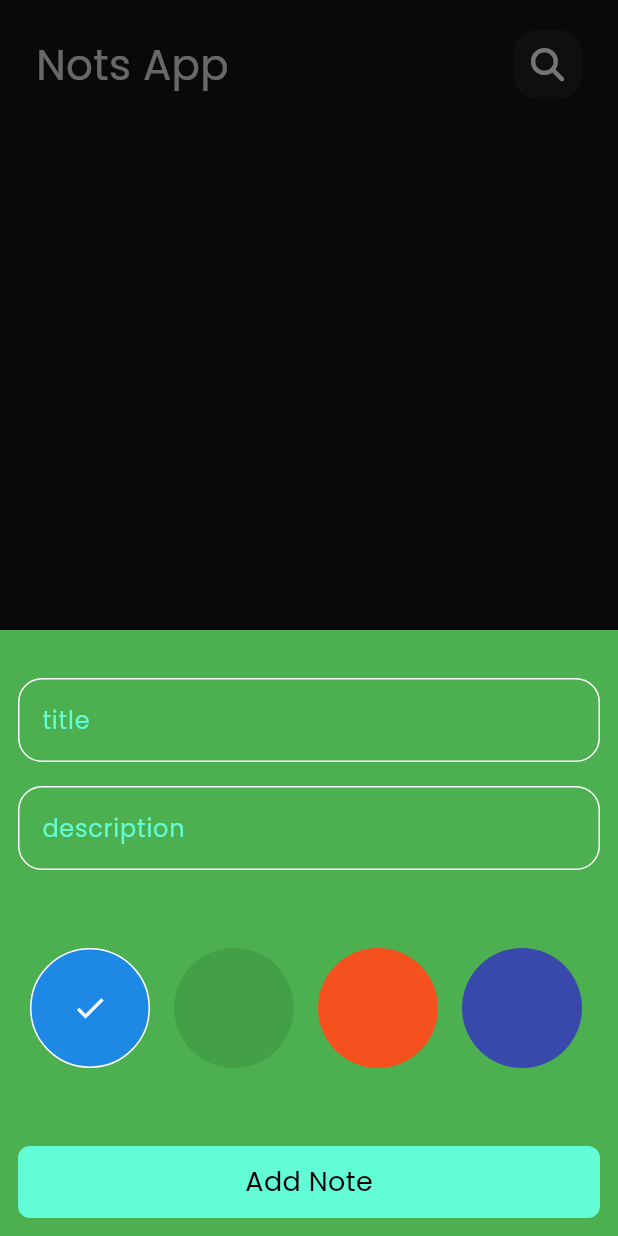
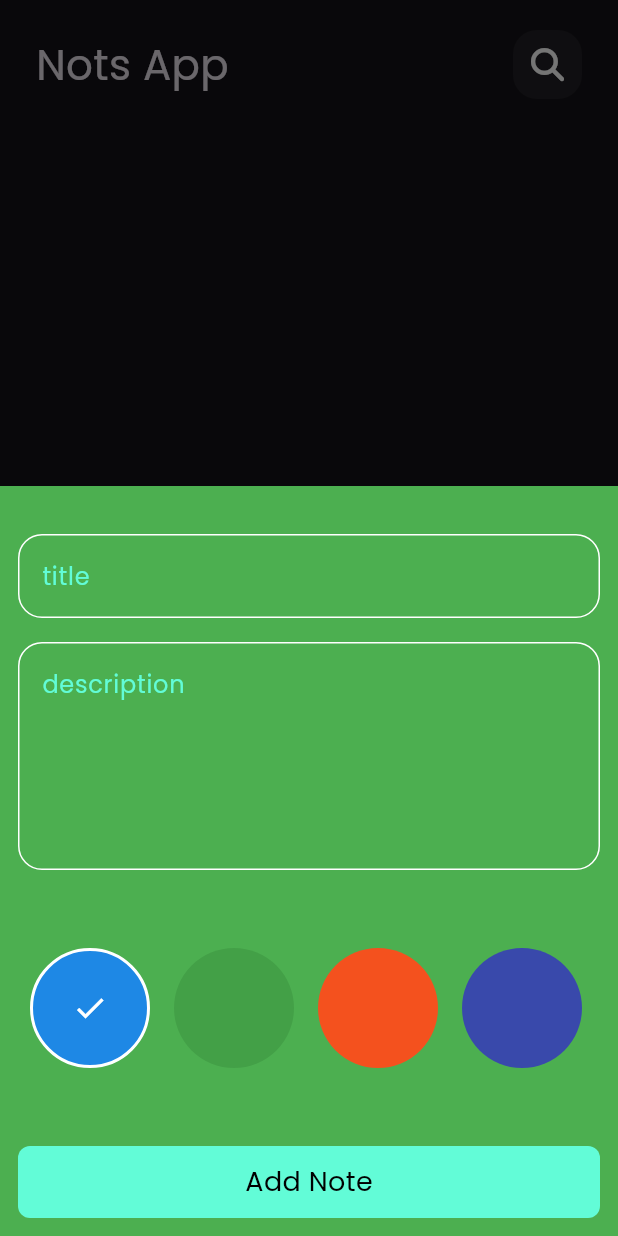
Before and after one commit to AbdullahAlsafty/Not-App, a Flutter app: the screen it shows after launch, after a tap on the "add" icon, on a phone screen of 412 x 824 dp. Run offline on Flutter 3.47's test engine with Material 3 defaults, Android fonts, the phone set to English and light mode, and no system bars; our stand-ins replace flutter_bloc, font_awesome_flutter, hive, hive_flutter, modal_progress_hud_nsn; accounts and stored records are empty.

```diff
--- a/lib/cubits/add_not_cubit/add_not_cubit.dart
+++ b/lib/cubits/add_not_cubit/add_not_cubit.dart
@@ -6,13 +6,14 @@ import 'package:nots_app/models/not_model.dart';
 
 class AddNotCubit extends Cubit<AddNotState> {
   AddNotCubit() : super(AddNotinitial());
-
+  int colorcode = 0xFF1E88E5;
   void addNotModel(NotModel not) async {
     emit(AddNotLoaded());
     await Future.delayed(Duration(seconds: 1));
 
     try {
       Box<NotModel> notBox = Hive.box<NotModel>(knotsBox);
+
       await notBox.add(not);
       emit(AddNotSuccess());
     } catch (e) {
--- a/lib/main.dart
+++ b/lib/main.dart
@@ -26,8 +26,15 @@ class NotsAppFirst extends StatelessWidget {
 
   @override
   Widget build(BuildContext context) {
-    return BlocProvider(
-      create: (context) => ReadNotCubit(),
+    return MultiBlocProvider(
+      providers: [
+        BlocProvider(
+          create: (context) => ReadNotCubit(),
+        ),
+        BlocProvider(
+          create: (context) => AddNotCubit(),
+        ),
+      ],
       child: MaterialApp(
         debugShowCheckedModeBanner: false,
         theme: ThemeData(
--- a/lib/models/not_model.dart
+++ b/lib/models/not_model.dart
@@ -10,5 +10,5 @@ class NotModel extends HiveObject {
   String title;
   String subtitle;
   final String date;
-  final int color;
+  int color;
 }
--- a/lib/views/widgets/add_note_form.dart
+++ b/lib/views/widgets/add_note_form.dart
@@ -38,17 +38,15 @@ class _AddNotFormState extends State<AddNotForm> {
               onSaved: (value) {
                 title = value;
               },
-              focusNode: FocusNode(),
             ),
             SizedBox(height: 16),
             CustomTextFormFiled(
               hint: 'description',
-              //  maxlins: 5,
+              maxlins: 5,
               autovalidateMode: autovalidateMode,
               onSaved: (value) {
                 subtitle = value;
               },
-              focusNode: FocusNode(),
             ),
             SizedBox(height: 32),
             ColorsListView(),
@@ -67,7 +65,8 @@ class _AddNotFormState extends State<AddNotForm> {
                           title: title!,
                           subtitle: subtitle!,
                           date: formtedDateTimeNow,
-                          color: Colors.blue.value);
+                          color:
+                              BlocProvider.of<AddNotCubit>(context).colorcode);
                       BlocProvider.of<AddNotCubit>(context)
                           .addNotModel(notModel);
                     } else {
--- a/lib/views/widgets/color_item.dart
+++ b/lib/views/widgets/color_item.dart
@@ -1,4 +1,6 @@
 import 'package:flutter/material.dart';
+import 'package:flutter_bloc/flutter_bloc.dart';
+import 'package:nots_app/cubits/add_not_cubit/add_not_cubit.dart';
 import 'package:nots_app/helper/constants.dart';
 
 class ColorItem extends StatelessWidget {
@@ -20,7 +22,7 @@ class ColorItem extends StatelessWidget {
           decoration: BoxDecoration(
             color: Color(color),
             shape: BoxShape.circle,
-            border: isActive ? Border.all(color: Colors.white) : null,
+            border: isActive ? Border.all(color: Colors.white, width: 2) : null,
           ),
           duration: Duration(milliseconds: 500),
           child: isActive
@@ -42,26 +44,24 @@ class ColorsListView extends StatefulWidget {
 }
 
 class _ColorsListViewState extends State<ColorsListView> {
-  //int indexff = kColorList[0];
-  int indexff = 0xFF1E88E5;
+  int curntIndex = 0;
   @override
   Widget build(BuildContext context) {
-    print('**********&&&^^&^&^^*^*^&*^&*^&');
-
     return SizedBox(
       height: 40 * 3,
       child: ListView.builder(
           scrollDirection: Axis.horizontal,
           itemCount: kColorList.length,
           itemBuilder: (context, index) {
-            print('=========================== ${indexff == index}');
             return ColorItem(
               color: kColorList[index],
               ontap: () {
-                indexff = kColorList[index];
+                curntIndex = index;
+                BlocProvider.of<AddNotCubit>(context).colorcode =
+                    kColorList[index];
                 setState(() {});
               },
-              isActive: indexff == kColorList[index],
+              isActive: curntIndex == index,
             );
           }),
     );
--- a/lib/views/widgets/custom_text_form_filed.dart
+++ b/lib/views/widgets/custom_text_form_filed.dart
@@ -6,7 +6,6 @@ class CustomTextFormFiled extends StatelessWidget {
   const CustomTextFormFiled({
     super.key,
     required this.hint,
-    required this.focusNode,
     this.maxlins = 1,
     this.onSaved,
     this.autovalidateMode,
@@ -21,13 +20,11 @@ class CustomTextFormFiled extends StatelessWidget {
   final AutovalidateMode? autovalidateMode;
   final void Function(String)? onChanged;
 
-  final FocusNode focusNode;
-
   @override
   Widget build(BuildContext context) {
     return TextFormField(
       onChanged: onChanged,
-      focusNode: focusNode,
+
       autovalidateMode: autovalidateMode,
       //  autovalidateMode: onSaved==null?AutovalidateMode.disabled:autovalidateMode,
       onSaved: onSaved,
--- a/lib/views/widgets/showdialog_add_not.dart
+++ b/lib/views/widgets/showdialog_add_not.dart
@@ -17,9 +17,7 @@ class ShowDialogAddNot extends StatefulWidget {
 class _ShowDialogAddNotState extends State<ShowDialogAddNot> {
   @override
   Widget build(BuildContext context) {
-    return BlocProvider(
-      create: (context) => AddNotCubit(),
-      child: BlocConsumer<AddNotCubit, AddNotState>(listener: (context, state) {
+    return BlocConsumer<AddNotCubit, AddNotState>(listener: (context, state) {
       if (state is AddNotSuccess) {
         Navigator.pop(context);
         BlocProvider.of<ReadNotCubit>(context).feachdata();
@@ -35,7 +33,6 @@ class _ShowDialogAddNotState extends State<ShowDialogAddNot> {
           child: AddNotForm(),
         ),
       );
-      }),
-    );
+    });
   }
 }
```
Also changed, not shown: lib/views/widgets/edit_notsview_body.dart (+53 -5 lines). Lines whose indentation alone changed are shown as unchanged.
